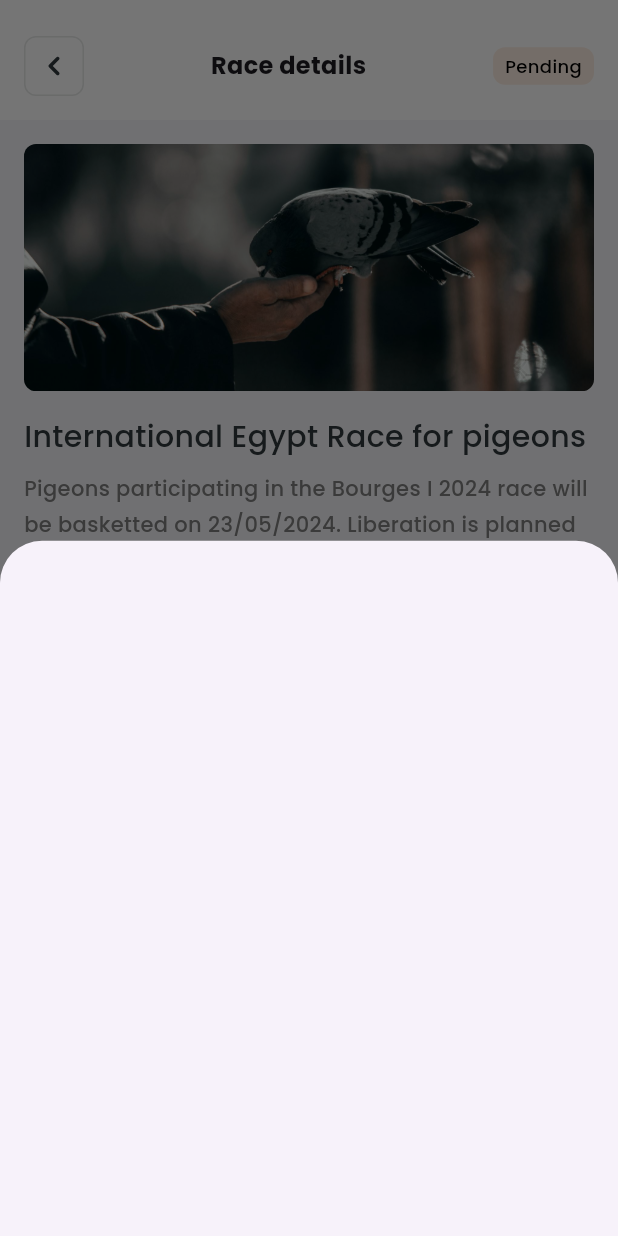
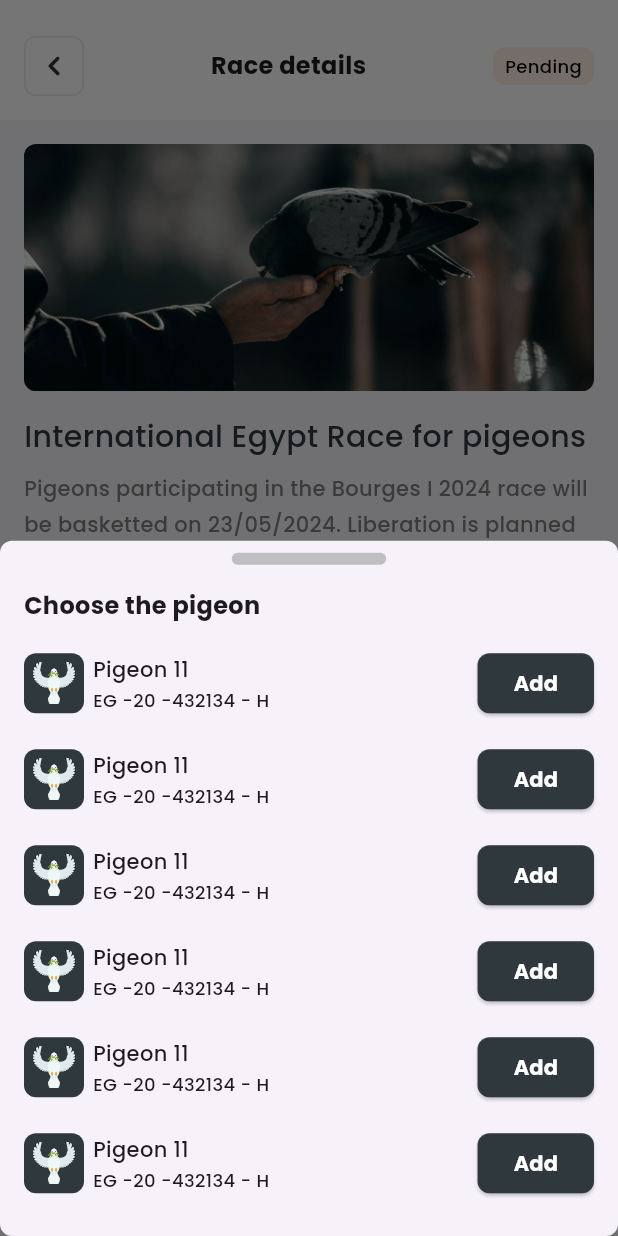
Before and after one commit to AhmedBaheg/pigeon, a Flutter app: the RacesDetailsView screen opened directly with sample values from the repository, after a tap on "Add pigeon to the race", on a phone screen of 412 x 824 dp. Run offline on Flutter 3.47's test engine with Material 3 defaults, Android fonts, the phone set to English and light mode, and no system bars; our stand-ins replace flutter_svg, go_router, google_fonts.

Commit message:
Race Details done for Pending Status

```diff
--- a/lib/core/widgets/custom_btn_app.dart
+++ b/lib/core/widgets/custom_btn_app.dart
@@ -7,7 +7,7 @@ class CustomBtnApp extends StatelessWidget {
       required this.backgroundColor,
       required this.text});
 
-  final VoidCallback onPressed;
+  final VoidCallback? onPressed;
   final Color backgroundColor;
   final String text;
 
--- /dev/null
+++ b/lib/features/races_details/presentation/view/widgets/bottom_sheet_body.dart
@@ -0,0 +1,91 @@
+import 'package:flutter/material.dart';
+import 'package:flutter_svg/flutter_svg.dart';
+import 'package:go_router/go_router.dart';
+import 'package:pigeon/core/utils/app_colors.dart';
+import 'package:pigeon/core/utils/styles.dart';
+import 'package:pigeon/core/widgets/custom_btn_app.dart';
+import 'package:pigeon/features/constant.dart';
+
+import 'bottom_sheet_confirmed_body.dart';
+import 'race_bottom_sheet_item.dart';
+
+class BottomSheetBody extends StatefulWidget {
+  const BottomSheetBody({super.key});
+
+  @override
+  State<BottomSheetBody> createState() => _BottomSheetBodyState();
+}
+
+class _BottomSheetBodyState extends State<BottomSheetBody> {
+  bool isClicked = true;
+  List<bool> selectedBtn = List.generate(6, (index) => true);
+
+  @override
+  Widget build(BuildContext context) {
+    return SizedBox(
+      width: double.infinity,
+      child: Padding(
+        padding: const EdgeInsets.symmetric(horizontal: 16),
+        child: Column(
+          children: [
+            const SizedBox(height: 8),
+            Container(
+              height: 8,
+              width: MediaQuery.of(context).size.width * .25,
+              decoration: BoxDecoration(
+                borderRadius: BorderRadius.circular(8),
+                color: AppColors.lightGray,
+              ),
+            ),
+            const SizedBox(height: 16),
+            const Align(
+              alignment: Alignment.centerLeft,
+              child: Text(
+                'Choose the pigeon',
+                style: Styles.textStyle16,
+              ),
+            ),
+            const SizedBox(height: 16),
+            Column(
+              children: List.generate(
+                6,
+                (index) => RaceBottomSheetItem(
+                  onPressed: selectedBtn[index]
+                      ? () {
+                          setState(() {
+                            selectedBtn[index] = false;
+                            isClicked = false;
+                          });
+                        }
+                      : null,
+                ),
+              ),
+            ),
+            const SizedBox(height: 16),
+            SizedBox(
+              width: double.infinity,
+              child: CustomBtnApp(
+                onPressed: isClicked
+                    ? null
+                    : () {
+                        GoRouter.of(context).pop();
+                        showModalBottomSheet(
+                            shape: RoundedRectangleBorder(
+                              borderRadius:
+                                  BorderRadius.circular(kBorderRadius),
+                            ),
+                            context: context,
+                            builder: (context) {
+                              return const BottomSheetConfirmedBody();
+                            });
+                      },
+                backgroundColor: AppColors.darkGray,
+                text: 'Confirm',
+              ),
+            ),
+          ],
+        ),
+      ),
+    );
+  }
+}
--- a/lib/features/races_details/presentation/view/widgets/btns.dart
+++ b/lib/features/races_details/presentation/view/widgets/btns.dart
@@ -1,5 +1,7 @@
 import 'package:flutter/material.dart';
 import 'package:flutter_svg/svg.dart';
+import 'package:pigeon/features/constant.dart';
+import 'package:pigeon/features/races_details/presentation/view/widgets/bottom_sheet_body.dart';
 
 import '../../../../../core/utils/app_colors.dart';
 import '../../../../../core/widgets/custom_btn_app.dart';
@@ -27,9 +29,12 @@ class _BtnsState extends State<Btns> {
             child: CustomBtnApp(
               onPressed: () {
                 showModalBottomSheet(
+                    shape: RoundedRectangleBorder(
+                      borderRadius: BorderRadius.circular(kBorderRadius),
+                    ),
                     context: context,
                     builder: (context) {
-                      return Container();
+                      return const BottomSheetBody();
                     });
               },
               backgroundColor: AppColors.darkGray,
--- /dev/null
+++ b/lib/features/races_details/presentation/view/widgets/race_bottom_sheet_item.dart
@@ -0,0 +1,61 @@
+import 'package:flutter/material.dart';
+import 'package:flutter_svg/svg.dart';
+
+import '../../../../../core/utils/app_colors.dart';
+import '../../../../../core/utils/styles.dart';
+import '../../../../../core/widgets/custom_btn_app.dart';
+import '../../../../constant.dart';
+
+class RaceBottomSheetItem extends StatelessWidget {
+  const RaceBottomSheetItem({
+    super.key,
+    this.onPressed,
+  });
+
+  final VoidCallback? onPressed;
+
+  @override
+  Widget build(BuildContext context) {
+    return Padding(
+      padding: const EdgeInsets.only(bottom: 16),
+      child: Row(
+        children: [
+          Container(
+            padding: const EdgeInsets.all(6),
+            height: 40,
+            width: 40,
+            decoration: BoxDecoration(
+              borderRadius: BorderRadius.circular(kBorderRadius),
+              color: AppColors.darkGray,
+            ),
+            child: SvgPicture.asset(
+              'asset/icons/Group.svg',
+              fit: BoxFit.cover,
+            ),
+          ),
+          const SizedBox(width: 6),
+          const Column(
+            crossAxisAlignment: CrossAxisAlignment.start,
+            children: [
+              Text(
+                'Pigeon 11',
+                style: Styles.textStyle14,
+              ),
+              SizedBox(height: 2),
+              Text(
+                'EG -20 -432134 - H',
+                style: Styles.textStyle12,
+              ),
+            ],
+          ),
+          const Spacer(),
+          CustomBtnApp(
+            onPressed: onPressed,
+            backgroundColor: AppColors.darkGray,
+            text: 'Add',
+          ),
+        ],
+      ),
+    );
+  }
+}
```
Also changed, not shown: lib/features/races_details/presentation/view/widgets/bottom_sheet_confirmed_body.dart (added, +59 -0 lines), asset/icons/Group.svg (added), asset/icons/tick-circle.svg (added).
